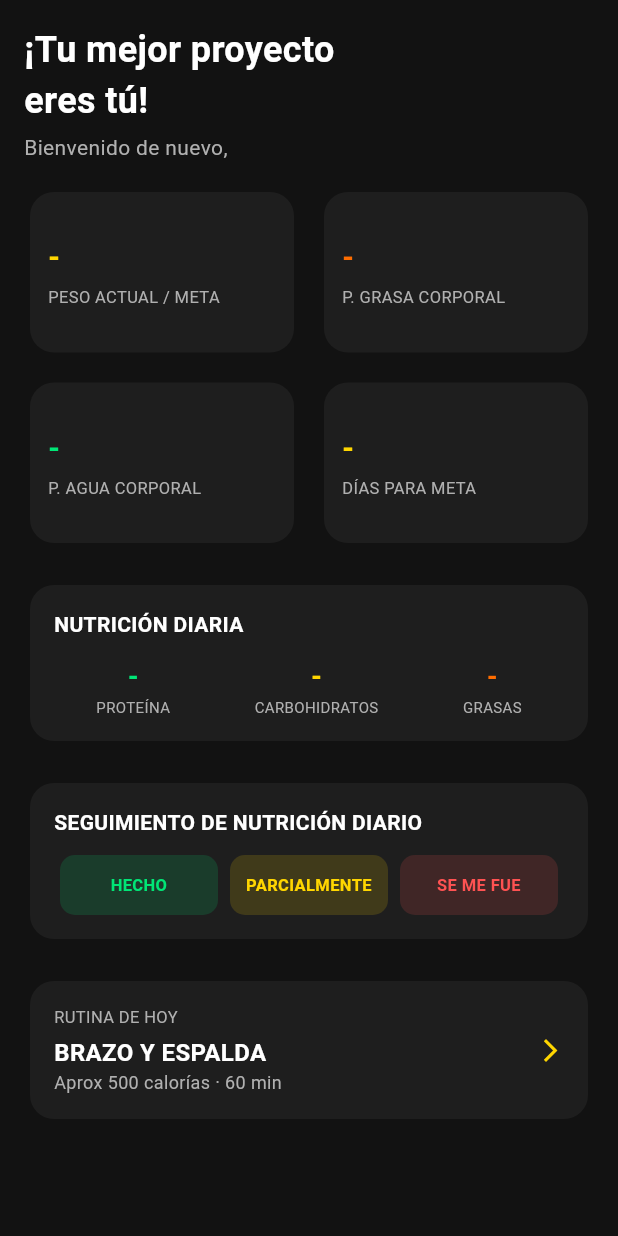
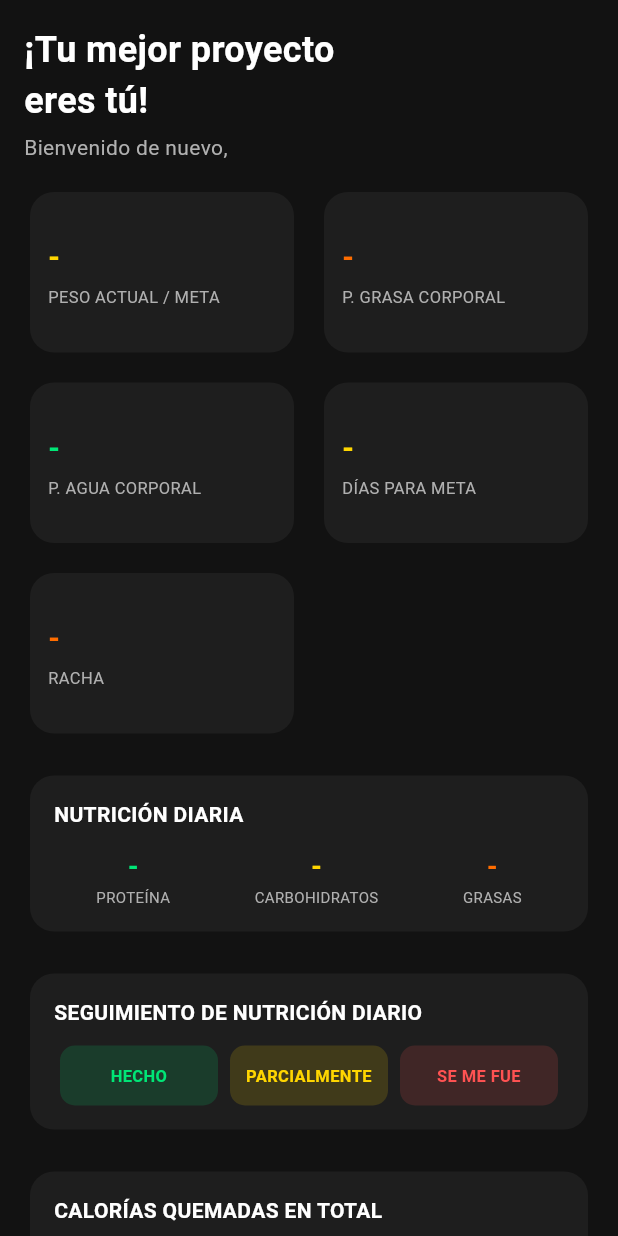
Before and after one commit to GabrielRosalesAzurdia/Sistema-de-seguimiento-de-rutinas-y-nutrici-n-frontend, a Flutter app: the DashboardScreen widget shown alone on an empty page, opened directly, on a phone screen of 412 x 824 dp. Run offline on Flutter 3.47's test engine with Material 3 defaults, Android fonts, the phone set to English and light mode, and no system bars; our stand-ins replace dio, flutter_secure_storage; accounts and stored records are empty; network calls fail.

Commit message:
Agregar cards de Racha y Calorías quemadas al dashboard
Nuevo TrackingService.getSummary() (GET /tracking/me/summary/) +
TrackingSummary. RACHA se agrega al grid 2x2 existente (queda 5
elementos temporalmente, se reordena en el próximo paso al meter la
gráfica de peso); CALORÍAS QUEMADAS EN TOTAL como card aparte entre
el semáforo y la rutina de hoy, igual que en el mockup.

```diff
--- a/lib/screens/dashboard_screen.dart
+++ b/lib/screens/dashboard_screen.dart
@@ -27,6 +27,7 @@ class _DashboardScreenState extends State<DashboardScreen> {
   Member? _member;
   NutritionPlan? _plan;
   int? _daysToGoal;
+  TrackingSummary? _summary;
   NutritionCheckStatus? _todayStatus;
   bool _loading = true;
 
@@ -42,11 +43,13 @@ class _DashboardScreenState extends State<DashboardScreen> {
         _memberService.getMyProfile(),
         _nutritionService.getMyCurrentPlan(),
         _trackingService.getDaysToGoal(),
+        _trackingService.getSummary(),
       ]);
       setState(() {
         _member = results[0] as Member;
         _plan = results[1] as NutritionPlan?;
         _daysToGoal = results[2] as int?;
+        _summary = results[3] as TrackingSummary?;
         _loading = false;
       });
     } catch (_) {
@@ -80,12 +83,15 @@ class _DashboardScreenState extends State<DashboardScreen> {
                 'Bienvenido de nuevo, ${_member?.fullName.split(' ').first ?? ''}',
                 style: const TextStyle(color: AppColors.textSecondary)),
             const SizedBox(height: 16),
-            _MetricsGrid(member: _member, daysToGoal: _daysToGoal),
+            _MetricsGrid(
+                member: _member, daysToGoal: _daysToGoal, summary: _summary),
             const SizedBox(height: 20),
             _NutritionMacros(plan: _plan),
             const SizedBox(height: 20),
             _NutritionSemaphore(
                 selected: _todayStatus, onSelect: _markNutrition),
+            const SizedBox(height: 20),
+            _TotalCaloriesCard(summary: _summary),
             const SizedBox(height: 20),
             const _TodayRoutineCard(),
           ],
@@ -98,8 +104,10 @@ class _DashboardScreenState extends State<DashboardScreen> {
 class _MetricsGrid extends StatelessWidget {
   final Member? member;
   final int? daysToGoal;
+  final TrackingSummary? summary;
 
-  const _MetricsGrid({required this.member, required this.daysToGoal});
+  const _MetricsGrid(
+      {required this.member, required this.daysToGoal, required this.summary});
 
   @override
   Widget build(BuildContext context) {
@@ -137,7 +145,42 @@ class _MetricsGrid extends StatelessWidget {
           value: daysToGoal != null ? '$daysToGoal d' : '-',
           color: AppColors.yellow,
         ),
+        MetricCard(
+          label: 'RACHA',
+          value: summary != null ? '${summary!.streakDays} d' : '-',
+          color: AppColors.orange,
+        ),
       ],
+    );
+  }
+}
+
+class _TotalCaloriesCard extends StatelessWidget {
+  final TrackingSummary? summary;
+  const _TotalCaloriesCard({required this.summary});
+
+  @override
+  Widget build(BuildContext context) {
+    return Card(
+      child: Padding(
+        padding: const EdgeInsets.all(16),
+        child: Column(
+          crossAxisAlignment: CrossAxisAlignment.start,
+          children: [
+            const Text('CALORÍAS QUEMADAS EN TOTAL',
+                style: TextStyle(
+                    fontWeight: FontWeight.bold, color: AppColors.textPrimary)),
+            const SizedBox(height: 8),
+            Text(
+              summary != null ? '${summary!.totalCaloriesBurned} CAL' : '-',
+              style: const TextStyle(
+                  fontSize: 28,
+                  fontWeight: FontWeight.bold,
+                  color: AppColors.yellow),
+            ),
+          ],
+        ),
+      ),
     );
   }
 }
--- a/lib/services/tracking_service.dart
+++ b/lib/services/tracking_service.dart
@@ -19,6 +19,20 @@ class ExerciseLogEntry {
         'final_weight_lb': finalWeightLb,
         'reps_completed': repsCompleted,
       };
+}
+
+/// Resumen para las cards "CALORÍAS QUEMADAS EN TOTAL" y "RACHA" del
+/// dashboard (ver GET /api/tracking/me/summary/).
+class TrackingSummary {
+  final int totalCaloriesBurned;
+  final int streakDays;
+
+  TrackingSummary({required this.totalCaloriesBurned, required this.streakDays});
+
+  factory TrackingSummary.fromJson(Map<String, dynamic> json) => TrackingSummary(
+        totalCaloriesBurned: json['total_calories_burned'] ?? 0,
+        streakDays: json['streak_days'] ?? 0,
+      );
 }
 
 class TrackingService {
@@ -44,4 +58,10 @@ class TrackingService {
     final response = await _client.dio.get('/ml/me/progress/');
     return response.data['predicted_days_to_goal'];
   }
+
+  /// 'CALORÍAS QUEMADAS EN TOTAL' y 'RACHA' del dashboard.
+  Future<TrackingSummary> getSummary() async {
+    final response = await _client.dio.get('/tracking/me/summary/');
+    return TrackingSummary.fromJson(response.data);
+  }
 }
```
